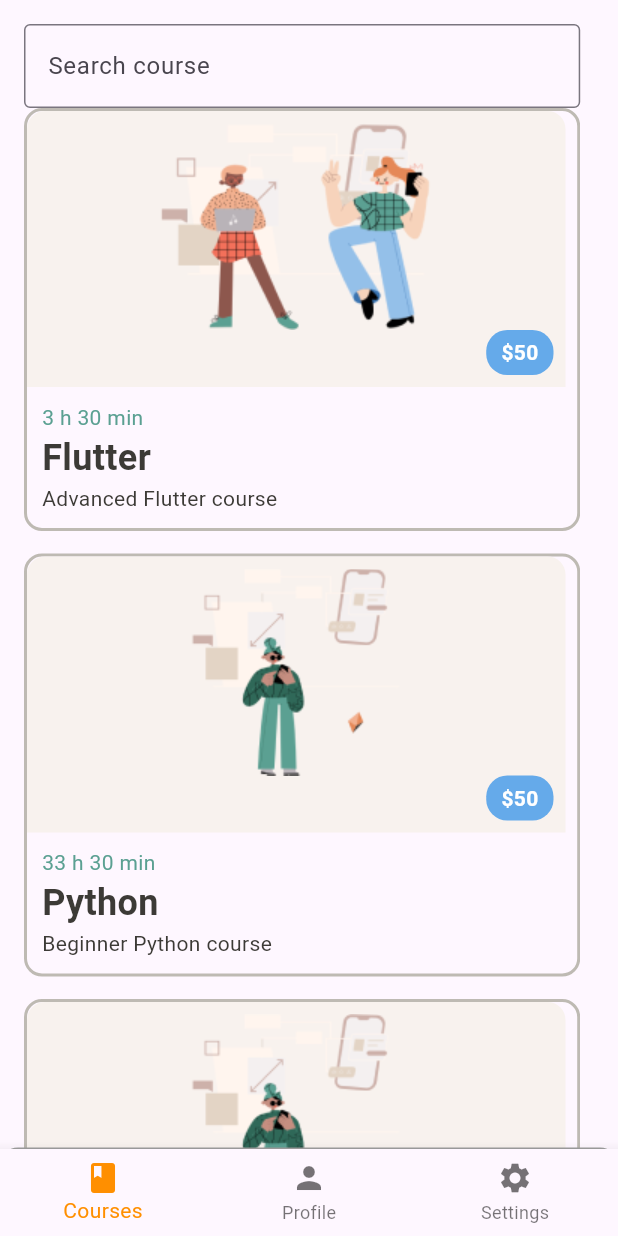
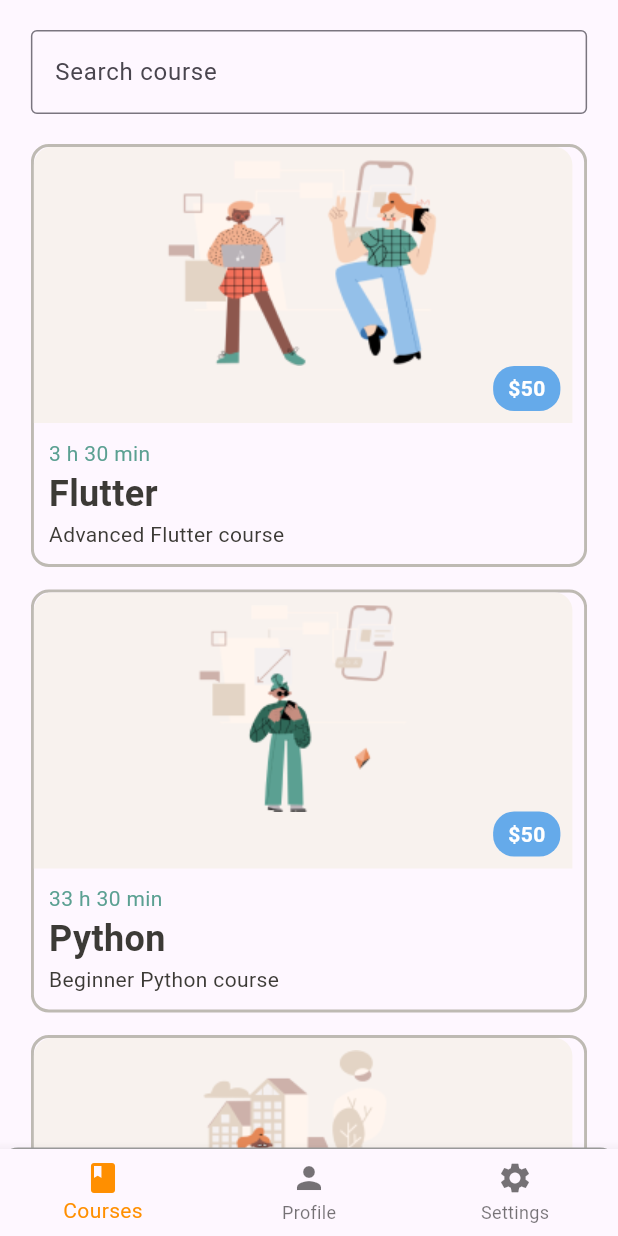
Before and after one commit to ahaithem/edtech_app, a Flutter app: the HomePage screen opened by its route, on a phone screen of 412 x 824 dp. Run offline on Flutter 3.47's test engine with Material 3 defaults, Android fonts, the light colour scheme and no system bars; our stand-ins replace awesome_dialog, card_swiper, cloud_firestore, firebase_auth, firebase_core, firebase_storage and 1 more; accounts and stored records are empty; network calls fail.

Commit message:
some changes on the UI

```diff
--- a/lib/courses/course.dart
+++ b/lib/courses/course.dart
@@ -32,28 +32,28 @@
         courseTitle: 'Figma UX Design UI Essentials',
         courseDuration: '2 h 30 min',
         courseDescription: 'UI/UX Essentials',
-        courseImageUrl: 'assets/images/8.png',
+        courseImageUrl: 'assets/images/9.png',
         coursePrice: '50',
         coursePlaylistId: 'PL0lNJEnwfVVOQ8qKmLoT7tLdTDKhEDzmG'),
     const CourseType(
         courseTitle: 'UI & UX',
         courseDuration: '2 h',
         courseDescription: 'Learn UI & UX for beginners',
-        courseImageUrl: 'assets/images/8.png',
+        courseImageUrl: 'assets/images/10.png',
         coursePrice: '50',
         coursePlaylistId: 'PLmQ0KfqeaHAuud_Aav-94nfToArf6Uh4K'),
     const CourseType(
         courseTitle: 'HTML',
         courseDuration: '4 h',
         courseDescription: 'Learn HTML from scratch',
-        courseImageUrl: 'assets/images/8.png',
+        courseImageUrl: 'assets/images/11.png',
         coursePrice: '50',
         coursePlaylistId: 'PLDoPjvoNmBAw_t_XWUFbBX-c9MafPk9ji'),
     const CourseType(
         courseTitle: 'CSS tutorials',
         courseDuration: '12 h',
         courseDescription: 'Learn CSS for beginners',
-        courseImageUrl: 'assets/images/8.png',
+        courseImageUrl: 'assets/images/13.png',
         coursePrice: '50',
         coursePlaylistId: 'PL0Zuz27SZ-6Mx9fd9elt80G1bPcySmWit'),
   ];
@@ -84,12 +84,13 @@
   @override
   Widget build(BuildContext context) {
     return Scaffold(
-      body: Column(
+      body: Center(
+        child: Column(
           children: [
-          Padding(
-            padding: const EdgeInsets.only(top: 16, right: 16, left: 16),
-            child: SizedBox(
+            SizedBox(
               width: MediaQuery.of(context).size.width * 0.9, // 90% width
+              child: Padding(
+                padding: const EdgeInsets.only(bottom: 20, top: 20),
                 child: TextField(
                   controller: _searchController,
                   decoration: InputDecoration(
@@ -121,6 +122,7 @@
             ),
           ],
         ),
+      ),
     );
   }
 }
--- a/lib/home_page.dart
+++ b/lib/home_page.dart
@@ -19,7 +19,8 @@
 
   @override
   Widget build(BuildContext context) {
-    return Scaffold(
+    return SafeArea(
+      child: Scaffold(
         body: Center(
           child: widgetOptions.elementAt(_selectedIndex),
         ),
@@ -58,6 +59,7 @@
             onTap: _onItemTapped,
           ),
         ),
+      ),
     );
   }
 }
```
Also changed, not shown: lib/courses/about_course.dart (+5 -2 lines), lib/courses/video_list_screen.dart (+5 -3 lines), lib/widgets/settings_content/reset_password.dart (+10 -3 lines). Lines whose indentation alone changed are shown as unchanged.
